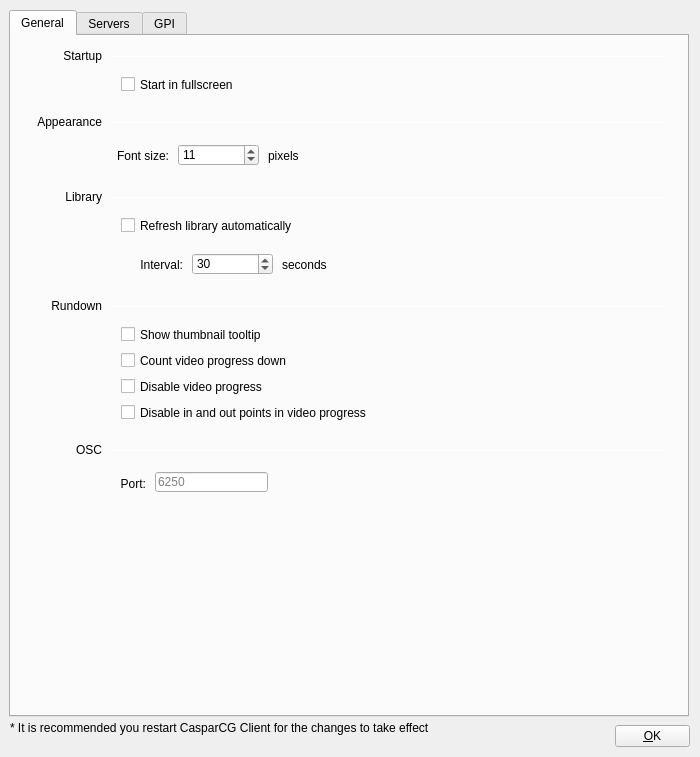
Before: the Qt Designer form src/Widgets/SettingsDialog.ui in CasparCG/client, drawn with Qt 5.
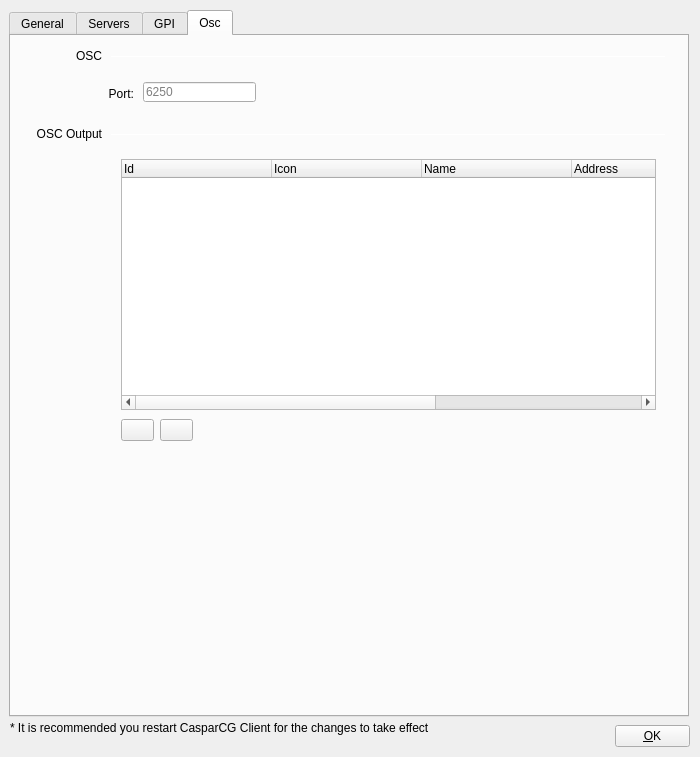
After: the same form once the commit is applied. The open tabs and pages were chosen to show the change.

Commit message: Added osc output settings.

Patch:
```diff
--- a/src/Widgets/SettingsDialog.ui
+++ b/src/Widgets/SettingsDialog.ui
@@ -343,70 +343,6 @@
       <string>Disable in and out points in video progress</string>
      </property>
     </widget>
-    <widget class="Line" name="lineOsc">
-     <property name="geometry">
-      <rect>
-       <x>100</x>
-       <y>414</y>
-       <width>555</width>
-       <height>1</height>
-      </rect>
-     </property>
-     <property name="orientation">
-      <enum>Qt::Horizontal</enum>
-     </property>
-    </widget>
-    <widget class="QLabel" name="labelOsc">
-     <property name="geometry">
-      <rect>
-       <x>10</x>
-       <y>406</y>
-       <width>81</width>
-       <height>16</height>
-      </rect>
-     </property>
-     <property name="text">
-      <string>OSC</string>
-     </property>
-     <property name="alignment">
-      <set>Qt::AlignRight|Qt::AlignTrailing|Qt::AlignVCenter</set>
-     </property>
-    </widget>
-    <widget class="QLabel" name="labelOscPort">
-     <property name="geometry">
-      <rect>
-       <x>84</x>
-       <y>438</y>
-       <width>51</width>
-       <height>20</height>
-      </rect>
-     </property>
-     <property name="text">
-      <string>Port:</string>
-     </property>
-     <property name="alignment">
-      <set>Qt::AlignRight|Qt::AlignTrailing|Qt::AlignVCenter</set>
-     </property>
-    </widget>
-    <widget class="QLineEdit" name="lineEditOscPort">
-     <property name="geometry">
-      <rect>
-       <x>144</x>
-       <y>436</y>
-       <width>113</width>
-       <height>20</height>
-      </rect>
-     </property>
-     <property name="focusPolicy">
-      <enum>Qt::ClickFocus</enum>
-     </property>
-     <property name="text">
-      <string/>
-     </property>
-     <property name="placeholderText">
-      <string>6250</string>
-     </property>
-    </widget>
    </widget>
    <widget class="QWidget" name="tabDevices">
     <attribute name="title">
@@ -2538,6 +2474,212 @@
      </property>
     </widget>
    </widget>
+   <widget class="QWidget" name="tabOsc">
+    <attribute name="title">
+     <string>Osc</string>
+    </attribute>
+    <widget class="QLineEdit" name="lineEditOscPort">
+     <property name="geometry">
+      <rect>
+       <x>132</x>
+       <y>46</y>
+       <width>113</width>
+       <height>20</height>
+      </rect>
+     </property>
+     <property name="focusPolicy">
+      <enum>Qt::ClickFocus</enum>
+     </property>
+     <property name="text">
+      <string/>
+     </property>
+     <property name="placeholderText">
+      <string>6250</string>
+     </property>
+    </widget>
+    <widget class="Line" name="lineOsc">
+     <property name="geometry">
+      <rect>
+       <x>100</x>
+       <y>20</y>
+       <width>555</width>
+       <height>1</height>
+      </rect>
+     </property>
+     <property name="orientation">
+      <enum>Qt::Horizontal</enum>
+     </property>
+    </widget>
+    <widget class="QLabel" name="labelOsc">
+     <property name="geometry">
+      <rect>
+       <x>10</x>
+       <y>12</y>
+       <width>81</width>
+       <height>16</height>
+      </rect>
+     </property>
+     <property name="text">
+      <string>OSC</string>
+     </property>
+     <property name="alignment">
+      <set>Qt::AlignRight|Qt::AlignTrailing|Qt::AlignVCenter</set>
+     </property>
+    </widget>
+    <widget class="QLabel" name="labelOscPort">
+     <property name="geometry">
+      <rect>
+       <x>72</x>
+       <y>48</y>
+       <width>51</width>
+       <height>20</height>
+      </rect>
+     </property>
+     <property name="text">
+      <string>Port:</string>
+     </property>
+     <property name="alignment">
+      <set>Qt::AlignRight|Qt::AlignTrailing|Qt::AlignVCenter</set>
+     </property>
+    </widget>
+    <widget class="Line" name="lineOscOutput">
+     <property name="geometry">
+      <rect>
+       <x>100</x>
+       <y>98</y>
+       <width>555</width>
+       <height>1</height>
+      </rect>
+     </property>
+     <property name="orientation">
+      <enum>Qt::Horizontal</enum>
+     </property>
+    </widget>
+    <widget class="QLabel" name="labelOscOutput">
+     <property name="geometry">
+      <rect>
+       <x>10</x>
+       <y>90</y>
+       <width>81</width>
+       <height>16</height>
+      </rect>
+     </property>
+     <property name="text">
+      <string>OSC Output</string>
+     </property>
+     <property name="alignment">
+      <set>Qt::AlignRight|Qt::AlignTrailing|Qt::AlignVCenter</set>
+     </property>
+    </widget>
+    <widget class="QTreeWidget" name="treeWidgetOscOutput">
+     <property name="geometry">
+      <rect>
+       <x>110</x>
+       <y>123</y>
+       <width>535</width>
+       <height>251</height>
+      </rect>
+     </property>
+     <property name="focusPolicy">
+      <enum>Qt::NoFocus</enum>
+     </property>
+     <property name="alternatingRowColors">
+      <bool>true</bool>
+     </property>
+     <property name="rootIsDecorated">
+      <bool>false</bool>
+     </property>
+     <property name="uniformRowHeights">
+      <bool>true</bool>
+     </property>
+     <attribute name="headerDefaultSectionSize">
+      <number>150</number>
+     </attribute>
+     <attribute name="headerShowSortIndicator" stdset="0">
+      <bool>false</bool>
+     </attribute>
+     <column>
+      <property name="text">
+       <string>Id</string>
+      </property>
+     </column>
+     <column>
+      <property name="text">
+       <string>Icon</string>
+      </property>
+     </column>
+     <column>
+      <property name="text">
+       <string>Name</string>
+      </property>
+     </column>
+     <column>
+      <property name="text">
+       <string>Address</string>
+      </property>
+     </column>
+     <column>
+      <property name="text">
+       <string>Port</string>
+      </property>
+     </column>
+     <column>
+      <property name="text">
+       <string>Description</string>
+      </property>
+     </column>
+    </widget>
+    <widget class="QToolButton" name="toolButtonAddOscOutput">
+     <property name="geometry">
+      <rect>
+       <x>110</x>
+       <y>383</y>
+       <width>33</width>
+       <height>22</height>
+      </rect>
+     </property>
+     <property name="minimumSize">
+      <size>
+       <width>33</width>
+       <height>22</height>
+      </size>
+     </property>
+     <property name="font">
+      <font>
+       <weight>75</weight>
+       <bold>true</bold>
+      </font>
+     </property>
+     <property name="toolTip">
+      <string>Add OSC Output</string>
+     </property>
+    </widget>
+    <widget class="QToolButton" name="toolButtonRemoveOscOutput">
+     <property name="geometry">
+      <rect>
+       <x>149</x>
+       <y>383</y>
+       <width>33</width>
+       <height>22</height>
+      </rect>
+     </property>
+     <property name="minimumSize">
+      <size>
+       <width>33</width>
+       <height>22</height>
+      </size>
+     </property>
+     <property name="font">
+      <font>
+       <weight>75</weight>
+       <bold>true</bold>
+      </font>
+     </property>
+     <property name="toolTip">
+      <string>Remove OSC Output</string>
+     </property>
+    </widget>
+   </widget>
   </widget>
   <widget class="QPushButton" name="pushButtonOK">
    <property name="geometry">
```
Left out of the diff: 65 changed lines with no effect on the pictures. The commit also changes 8 other files.
